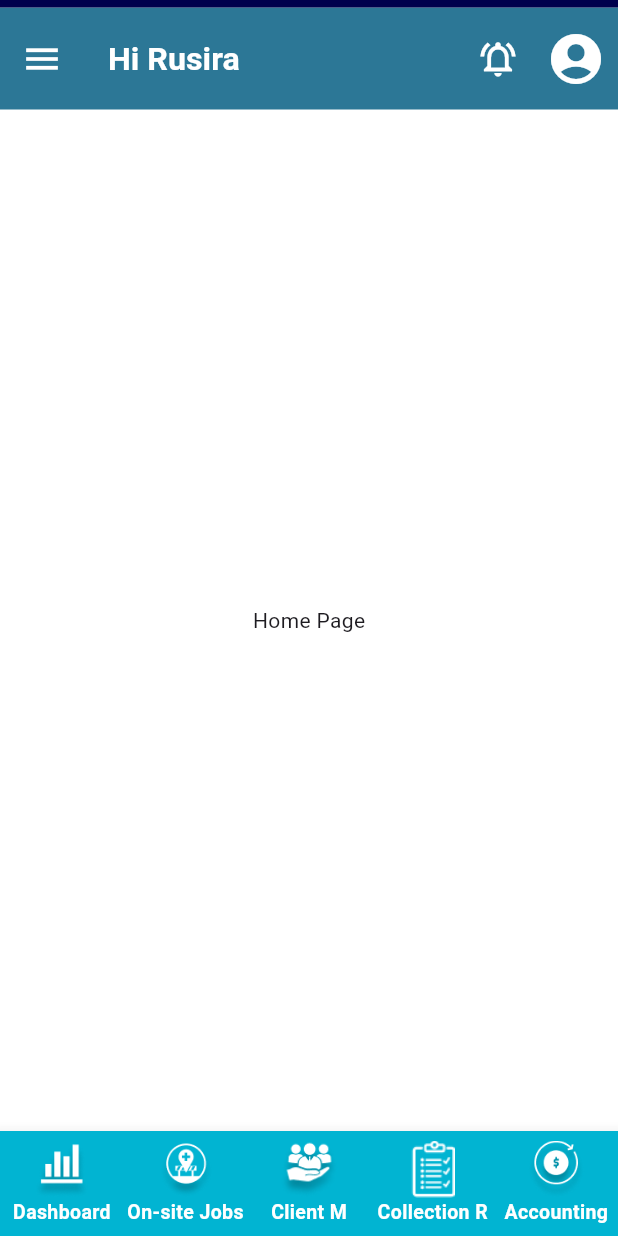
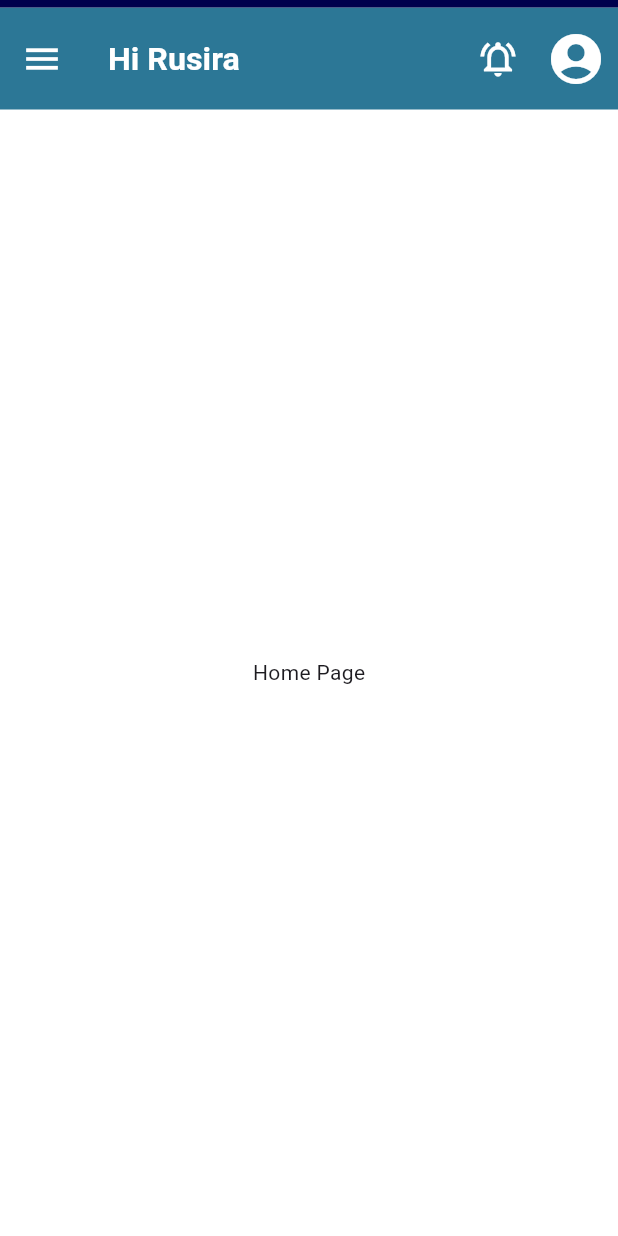
Before and after one commit to RusiraLiyanage/Collection-Manager-Mobile, a Flutter app: the screen it shows after launch, in the side drawer, after a tap on "Home", on a phone screen of 412 x 824 dp. Run offline on Flutter 3.47's test engine with Material 3 defaults, Android fonts, the phone set to English and light mode, and no system bars.

Commit message:
Potential Splash Screen was developed

```diff
--- /dev/null
+++ b/lib/SplashScreen/splashScreen.dart
@@ -0,0 +1,74 @@
+import 'package:flutter/material.dart';
+import 'package:project_code_blue/tabs/tabs_page.dart';
+
+class SplashScreen extends StatefulWidget {
+  const SplashScreen({super.key});
+
+  @override
+  State<SplashScreen> createState() => _SplashScreenState();
+}
+
+class _SplashScreenState extends State<SplashScreen> {
+  @override
+  void initState() {
+    super.initState();
+
+    // Navigate to TabsPage after 3 seconds
+    Future.delayed(const Duration(seconds: 5), () {
+      Navigator.pushReplacement(
+        context,
+        MaterialPageRoute(
+          builder: (context) => TabsPage(
+            selectedIndex: 0,
+            navigationMethod: "app_startup",
+          ),
+        ),
+      );
+    });
+  }
+
+  @override
+  Widget build(BuildContext context) {
+    return Scaffold(
+      appBar: PreferredSize(
+        preferredSize: const Size.fromHeight(5),
+        child: AppBar(
+          backgroundColor: const Color(0xFF00004C), // Fixed custom color
+          elevation: 0, // Remove shadow for a cleaner look
+        ),
+      ),
+      body: Container(
+        color: const Color(0xFF2C7796), // Background color
+        width: double.infinity, // Ensures the container takes full width
+        child: Column(
+          crossAxisAlignment: CrossAxisAlignment.center,
+          children: [
+            const Spacer(), // Pushes content to the middle
+            // Main Logo
+            Center(
+              child: Image.asset(
+                'assets/images/icons/splash_icon_double.png', // Replace with your logo image path
+                height: 150, // Adjust size as needed
+                fit: BoxFit.contain,
+              ),
+            ),
+            const SizedBox(height: 20), // Add spacing between logo and text
+            const Spacer(), // Push the "Powered by" section to the bottom
+            Center(
+              child: Padding(
+                padding: const EdgeInsets.only(
+                  bottom: 20,
+                ),
+                child: Image.asset(
+                  'assets/images/icons/poweredBy_SA_splash.png', // Replace with your "Powered by" image path
+                  height: 40, // Adjust size as needed
+                  fit: BoxFit.contain,
+                ),
+              ),
+            ),
+          ],
+        ),
+      ),
+    );
+  }
+}
--- a/lib/main.dart
+++ b/lib/main.dart
@@ -1,4 +1,5 @@
 import 'package:flutter/material.dart';
+import 'package:project_code_blue/SplashScreen/splashScreen.dart';
 import 'package:provider/provider.dart';
 import './AppState/appState.dart';
 import 'package:project_code_blue/tabs/tabs_page.dart';
@@ -21,10 +22,7 @@ class MyApp extends StatelessWidget {
     return MaterialApp(
       theme: ThemeData(
           scaffoldBackgroundColor: Colors.white, primaryColor: Colors.white),
-      home: TabsPage(
-        selectedIndex: 0,
-        navigationMethod: "app_startup",
-      ),
+      home: const SplashScreen(),
       debugShowCheckedModeBanner: false,
     );
   }
--- a/lib/tabs/tabs_page.dart
+++ b/lib/tabs/tabs_page.dart
@@ -61,7 +61,6 @@ class _TabsPageState extends State<TabsPage> {
 
   @override
   void initState() {
-    print("its called");
     if (widget.selectedIndex == 0) {
       widget.firstInstance = true;
     } else {
@@ -89,7 +88,7 @@ class _TabsPageState extends State<TabsPage> {
           ],
         ),
       ),
-      bottomNavigationBar: appState.isDrawerOpen
+      bottomNavigationBar: appState.isDrawerOpen || widget.selectedIndex == 0
           ? null
           : BottomNavigationBar(
               type: BottomNavigationBarType.fixed,
--- a/pubspec.yaml
+++ b/pubspec.yaml
@@ -75,6 +75,9 @@ flutter:
     - assets/images/icons/faq.png
     - assets/images/icons/sectionIcon.png
     - assets/images/icons/faq.png
+    - assets/images/icons/splash_icon.png
+    - assets/images/icons/poweredBy_SA_splash.png
+    - assets/images/icons/splash_icon_double.png
     - assets/images/bottomNavigationIcons/selectedIcons/dashboard_selected.png
     - assets/images/bottomNavigationIcons/selectedIcons/onsiteJobs_selected.png
     - assets/images/bottomNavigationIcons/selectedIcons/clientManagement_selected.png
```
Also changed, not shown: assets/images/icons/poweredBy_SA_splash.png (added), assets/images/icons/splash_icon.png (added), assets/images/icons/splash_icon_double.png (added).
